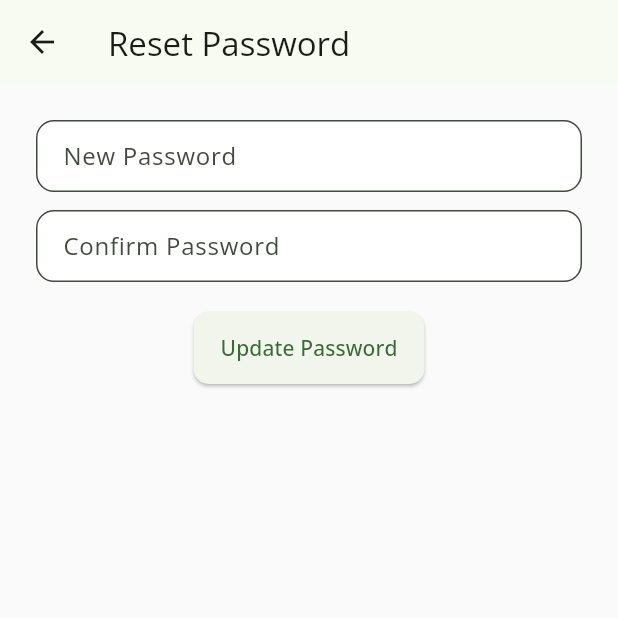
After one commit to RespectAi/Final-Project-, a Flutter app: the ResetPasswordPage screen opened by its route, on a phone screen of 412 x 824 dp, the top half of it. The commit adds this screen. Run offline on Flutter 3.47's test engine with Material 3 defaults, Android fonts, the phone set to English and light mode, and no system bars; our stand-ins replace flutter_local_notifications, flutter_native_timezone, google_fonts, shared_preferences, supabase_flutter, timezone; accounts and stored records are empty.

Commit message:
Added reset password option

```diff
--- /dev/null
+++ b/wasteless/lib/pages/reset_password_page.dart
@@ -0,0 +1,81 @@
+import 'package:flutter/material.dart';
+import 'package:supabase_flutter/supabase_flutter.dart';
+
+class ResetPasswordPage extends StatefulWidget {
+  const ResetPasswordPage({super.key});
+
+  @override
+  State<ResetPasswordPage> createState() => _ResetPasswordPageState();
+}
+
+class _ResetPasswordPageState extends State<ResetPasswordPage> {
+  final _passwordController = TextEditingController();
+  final _confirmController = TextEditingController();
+  String? _error;
+  bool _loading = false;
+
+  Future<void> _resetPassword() async {
+    final pass = _passwordController.text;
+    final confirm = _confirmController.text;
+
+    if (pass != confirm) {
+      setState(() => _error = "Passwords do not match");
+      return;
+    }
+
+    setState(() {
+      _loading = true;
+      _error = null;
+    });
+
+    try {
+      await Supabase.instance.client.auth.updateUser(
+        UserAttributes(password: pass),
+      );
+      if (context.mounted) {
+        ScaffoldMessenger.of(context).showSnackBar(
+          const SnackBar(content: Text("Password updated successfully!")),
+        );
+        Navigator.pop(context); // go back to login
+      }
+    } catch (e) {
+      setState(() => _error = e.toString());
+    } finally {
+      setState(() => _loading = false);
+    }
+  }
+
+  @override
+  Widget build(BuildContext context) {
+    return Scaffold(
+      appBar: AppBar(title: const Text("Reset Password")),
+      body: Padding(
+        padding: const EdgeInsets.all(24),
+        child: Column(
+          children: [
+            if (_error != null)
+              Text(_error!, style: const TextStyle(color: Colors.red)),
+            TextField(
+              controller: _passwordController,
+              obscureText: true,
+              decoration: const InputDecoration(labelText: "New Password"),
+            ),
+            const SizedBox(height: 12),
+            TextField(
+              controller: _confirmController,
+              obscureText: true,
+              decoration: const InputDecoration(labelText: "Confirm Password"),
+            ),
+            const SizedBox(height: 20),
+            ElevatedButton(
+              onPressed: _loading ? null : _resetPassword,
+              child: _loading
+                  ? const CircularProgressIndicator.adaptive()
+                  : const Text("Update Password"),
+            ),
+          ],
+        ),
+      ),
+    );
+  }
+}
--- a/wasteless/lib/services/supabase_service.dart
+++ b/wasteless/lib/services/supabase_service.dart
@@ -1108,4 +1108,13 @@ Future<Map<String, dynamic>> joinFridgeWithCode(String code) async {
   }
  }
 
+ Future<void> sendPasswordReset(String email) async {
+    await client.auth.resetPasswordForEmail(
+      email,
+      redirectTo: 'wasteless://reset',
+      // redirectTo: 'http://localhost:64055'
+      // or a deep link if mobile
+    );
+  }
+
 }
```
Also changed, not shown: wasteless/lib/main.dart (+17 -1 lines), wasteless/lib/pages/auth_page.dart (+27 -0 lines), 2 other files.
